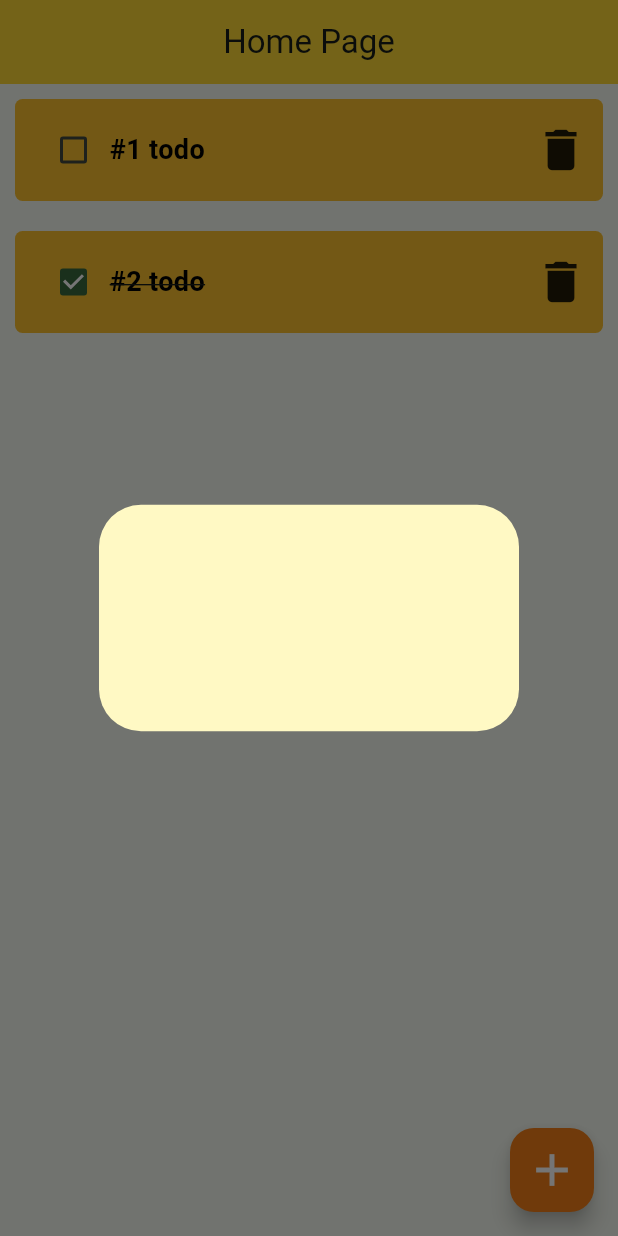
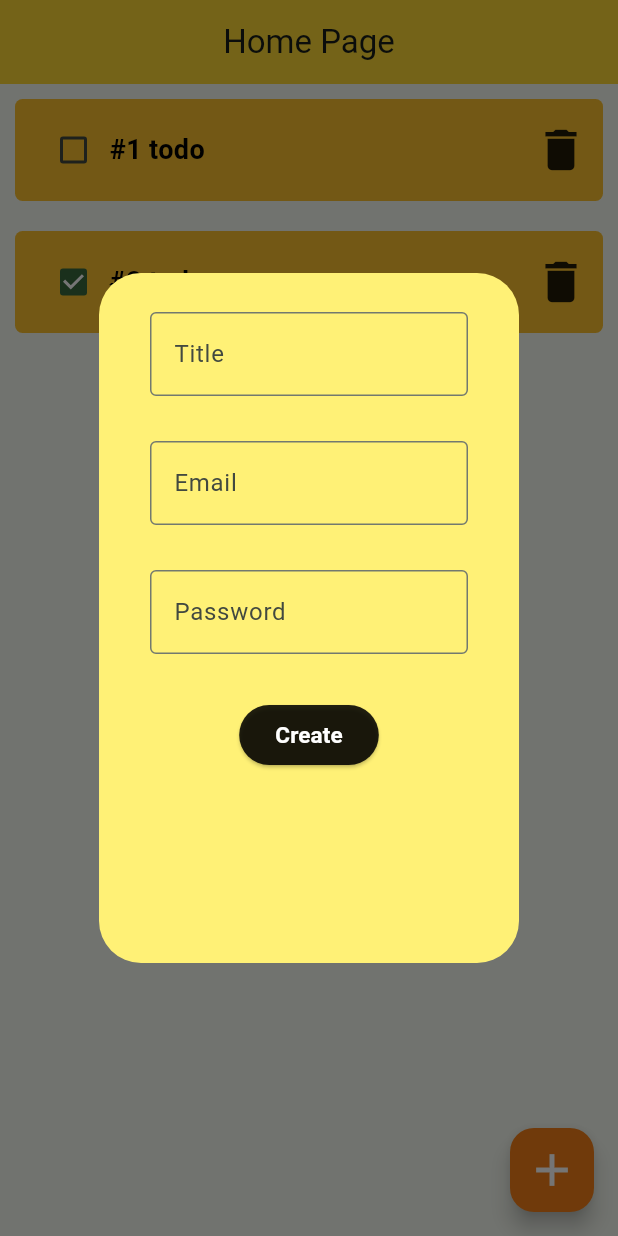
Before and after one commit to celociousalltrin/Todofy, a Flutter app: the screen it shows after launch, after a tap on the "add" icon, on a phone screen of 412 x 824 dp. Run offline on Flutter 3.47's test engine with Material 3 defaults, Android fonts, the phone set to English and light mode, and no system bars.

Commit message:
Validation implemented with extension method

```diff
--- /dev/null
+++ b/lib/components/app_input.dart
@@ -0,0 +1,36 @@
+import 'package:flutter/material.dart';
+
+class AppCustomInput extends StatelessWidget {
+  final bool obscureText;
+  final String hintText;
+  final String title;
+  final void Function(String)? onChange;
+  final String? Function(String?)? validator;
+  final bool isTrigerValidate;
+
+  const AppCustomInput(
+      {super.key,
+      this.obscureText = false,
+      required this.hintText,
+      required this.title,
+      this.onChange,
+      required this.isTrigerValidate,
+      this.validator});
+
+  @override
+  Widget build(BuildContext context) {
+    return TextFormField(
+      autovalidateMode: isTrigerValidate
+          ? AutovalidateMode.onUserInteraction
+          : AutovalidateMode.disabled,
+      obscureText: obscureText,
+      decoration: InputDecoration(
+          labelText: title,
+          hintText: hintText,
+          border: const OutlineInputBorder()),
+      style: const TextStyle(color: Colors.black),
+      onChanged: onChange,
+      validator: validator,
+    );
+  }
+}
--- a/lib/components/app_modal.dart
+++ b/lib/components/app_modal.dart
@@ -1,14 +1,103 @@
 import 'package:flutter/material.dart';
+import 'package:flutter_application_1/components/app_input.dart';
+import 'package:flutter_application_1/utils/validation.dart';
 
-class AppModel extends StatelessWidget {
+class AppModel extends StatefulWidget {
   const AppModel({super.key});
+
+  @override
+  State<AppModel> createState() => _AppModelState();
+}
+
+class _AppModelState extends State<AppModel> {
+  final _formkey = GlobalKey<FormState>();
+
+  bool isTrigerValidate = false;
+
+  var hanldeChange = (String value, String name) {};
 
   @override
   Widget build(BuildContext context) {
     return AlertDialog(
-      backgroundColor: Colors.yellow.shade100,
-      content: Container(
-        height: 111,
+      backgroundColor: Colors.yellow.shade300,
+      content: SizedBox(
+        height: 420,
+        child: Scrollbar(
+          child: SingleChildScrollView(
+            child: Padding(
+              padding: const EdgeInsets.all(10),
+              child: Form(
+                  key: _formkey,
+                  child: Column(
+                    children: [
+                      AppCustomInput(
+                        hintText: "Enter title",
+                        title: "Title",
+                        onChange: (value) {
+                          hanldeChange(value, "title");
+                        },
+                        isTrigerValidate: isTrigerValidate,
+                        validator: (value) {
+                          return value!.titleValidation;
+                        },
+                      ),
+                      const SizedBox(
+                        height: 30,
+                      ),
+                      AppCustomInput(
+                        hintText: "email",
+                        title: "Email",
+                        onChange: (value) {
+                          hanldeChange(value, "email");
+                        },
+                        isTrigerValidate: isTrigerValidate,
+                        validator: (value) {
+                          return value!.emailValidation;
+                        },
+                      ),
+                      const SizedBox(
+                        height: 30,
+                      ),
+                      AppCustomInput(
+                        obscureText: true,
+                        hintText: "Enter Password",
+                        title: "Password",
+                        onChange: (value) {
+                          hanldeChange(value, "password");
+                        },
+                        validator: (value) {
+                          return value!.passwordValidation;
+                        },
+                        isTrigerValidate: isTrigerValidate,
+                      ),
+                      const SizedBox(
+                        height: 30,
+                      ),
+                      ElevatedButton(
+                          onPressed: () {
+                            if (_formkey.currentState!.validate()) {
+                              print("Fireee");
+                            } else {
+                              setState(() {
+                                isTrigerValidate = true;
+                              });
+                            }
+                          },
+                          style: ButtonStyle(
+                              backgroundColor: MaterialStateProperty.all<Color>(
+                                  Colors.black87)),
+                          child: const Text(
+                            "Create",
+                            style: TextStyle(
+                                color: Colors.white,
+                                fontWeight: FontWeight.bold,
+                                fontSize: 15),
+                          ))
+                    ],
+                  )),
+            ),
+          ),
+        ),
       ),
     );
   }
--- a/lib/pages/home.dart
+++ b/lib/pages/home.dart
@@ -51,12 +51,12 @@ class _HomepageState extends State<Homepage> {
         ),
         floatingActionButton: FloatingActionButton(
           onPressed: handleOpen,
+          backgroundColor: Colors.yellow.shade900,
+          foregroundColor: Colors.white,
           child: const Icon(
             Icons.add,
             size: 36,
           ),
-          backgroundColor: Colors.yellow.shade900,
-          foregroundColor: Colors.white,
         ),
         body: ListView.builder(
             itemCount: myData.length,
--- /dev/null
+++ b/lib/utils/validation.dart
@@ -0,0 +1,27 @@
+extension ValidateString on String {
+  dynamic get titleValidation {
+    if (length > 2 && length < 10) {
+      return null;
+    }
+    return "Tittle needs to be in length of 2 to 10";
+  }
+
+  dynamic get emailValidation {
+    RegExp emailRegex = RegExp(r'^[\w-\.]+@([\w-]+\.)+[\w-]{2,4}$');
+
+    if (emailRegex.hasMatch(this)) {
+      return null;
+    }
+    return "Email needs to be valid";
+  }
+
+  dynamic get passwordValidation {
+    RegExp passwordRegex = RegExp(
+        r'^(?=.*[a-z])(?=.*[A-Z])(?=.*\d)(?=.*[@$!%*?&])[A-Za-z\d@$!%*?&]{8,}$');
+
+    if (passwordRegex.hasMatch(this)) {
+      return null;
+    }
+    return "Email needs to be valid";
+  }
+}
```
